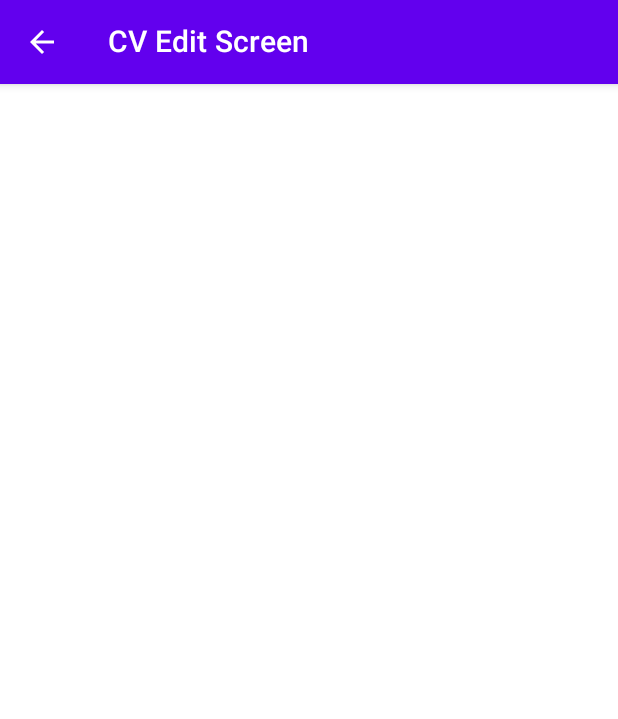
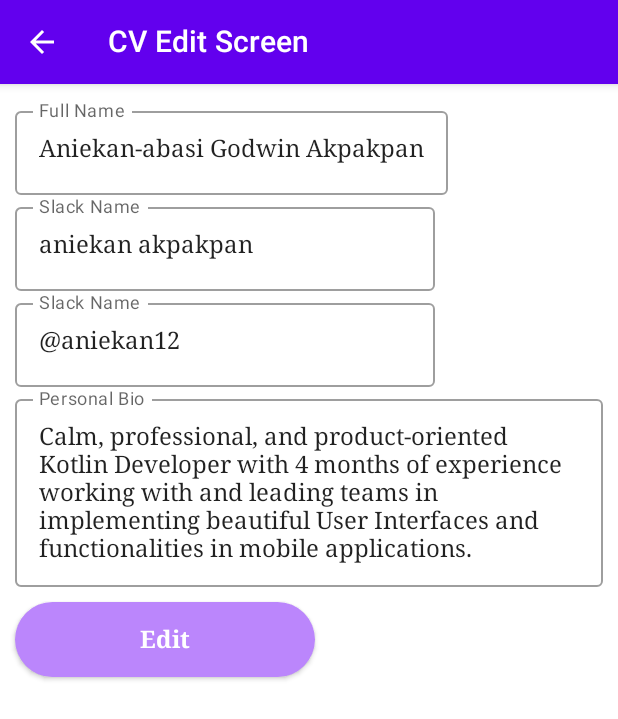
Before and after one commit to aniekan12/hng_stage_two_task, an Android app built with Jetpack Compose: the edit_screen screen opened through its navigation route, on a phone screen of 412 x 824 dp. Shown: the top 719 px of the screen. Run offline under Robolectric (Android 15) with nearby library versions, the phone set to English and light mode, and no system bars.

Commit message:
add edit screen

```diff
--- a/app/src/main/java/com/ani/hngsecondtask/navigation/Navigation.kt
+++ b/app/src/main/java/com/ani/hngsecondtask/navigation/Navigation.kt
@@ -1,22 +1,58 @@
 package com.ani.hngfirsttask.navigation
 
 import CVEditScreen
+import android.util.Log
 import androidx.compose.runtime.Composable
+import androidx.navigation.NavType
 import androidx.navigation.compose.NavHost
 import androidx.navigation.compose.composable
 import androidx.navigation.compose.rememberNavController
+import androidx.navigation.navArgument
 import com.ani.hngfirsttask.ui.CVHomeScreen
 
 @Composable
 fun Navigation() {
     val navController = rememberNavController()
 
-    NavHost(navController = navController, startDestination = Screen.HomeScreen.route) {
-        composable(route = Screen.HomeScreen.route){
+    NavHost(
+        navController = navController,
+        startDestination = Screen.HomeScreen.route,
+    ) {
+        composable(
+            route = Screen.HomeScreen.route,
+        ) {
             CVHomeScreen(navController = navController)
         }
-        composable(route = Screen.WebViewScreen.route){
-            CVEditScreen(navController = navController)
+        composable(
+            route = Screen.EditScreen.route,
+//            arguments = listOf(
+//                navArgument("fullName") {
+//                    type = NavType.StringType
+//                },
+//                navArgument("slackName") {
+//                    type = NavType.StringType
+//                },
+//                navArgument("gitName") {
+//                    type = NavType.StringType
+//                },
+//                navArgument("personalBio") {
+//                    type = NavType.StringType
+//                }
+//            )
+        ) {
+//            val fullName = it.arguments?.getString("fullName") ?: ""
+//            val slackName = it.arguments?.getString("slackName") ?: ""
+//            val gitName = it.arguments?.getString("gitName") ?: ""
+//            val personalBio = it.arguments?.getString("personalBio") ?: ""
+
+            CVEditScreen(
+//                fullName = fullName,
+//                slackName = slackName,
+//                gitHubName = gitName,
+//                personalBio = personalBio,
+                navController = navController
+            )
+            Log.d("navigation", "navigated")
         }
     }
 }
--- a/app/src/main/java/com/ani/hngsecondtask/navigation/Screen.kt
+++ b/app/src/main/java/com/ani/hngsecondtask/navigation/Screen.kt
@@ -4,5 +4,5 @@ import com.ani.hngfirsttask.navigation.routes.Routes
 
 sealed class Screen(val route: String) {
     object HomeScreen : Screen(route = Routes.homeScreenRoute)
-    object WebViewScreen : Screen(route = Routes.editScreenRoute)
+    object EditScreen : Screen(route = Routes.editScreenRoute)
 }
--- a/app/src/main/java/com/ani/hngsecondtask/ui/EditScreen.kt
+++ b/app/src/main/java/com/ani/hngsecondtask/ui/EditScreen.kt
@@ -3,36 +3,80 @@ import android.webkit.WebView
 import android.webkit.WebViewClient
 import androidx.compose.foundation.layout.*
 import androidx.compose.material.CircularProgressIndicator
+import androidx.compose.material.OutlinedTextField
 import androidx.compose.material.Scaffold
+import androidx.compose.material.Text
 import androidx.compose.runtime.Composable
 import androidx.compose.runtime.mutableStateOf
 import androidx.compose.runtime.remember
 import androidx.compose.ui.Alignment
 import androidx.compose.ui.Modifier
+import androidx.compose.ui.unit.dp
 import androidx.compose.ui.viewinterop.AndroidView
+import androidx.lifecycle.viewmodel.compose.viewModel
 import androidx.navigation.NavController
 import com.ani.hngfirsttask.composables.AppBar
+import com.ani.hngfirsttask.composables.AppButton
 import com.ani.hngsecondtask.R
+import com.ani.hngsecondtask.view_model.CVViewModel
 
 
 @Composable
-fun CVEditScreen(navController: NavController) {
-    val visibility = remember { mutableStateOf(false) }
+fun CVEditScreen(
+    navController: NavController
+) {
+    val viewModel = viewModel<CVViewModel>()
+
 
     Scaffold(
+        modifier = Modifier.fillMaxWidth(),
         topBar = {
             AppBar(text = R.string.cv_edit_screen, isAnotherScreen = true, onBackButtonPressed = {
                 navController.navigateUp()
             })
         },
     ) {
-        if (visibility.value) {
-            Column(
-                verticalArrangement = Arrangement.Center,
-                horizontalAlignment = Alignment.CenterHorizontally,
-            ) {
-            }
+        Column(
+            modifier = Modifier.padding(all = 10.dp)
+        ) {
+            OutlinedTextField(
+                label = {
+                    Text(text = "Full Name")
+                },
+                value = viewModel.firstNameAndLastName.value,
+                onValueChange = { text ->
+                    viewModel.firstNameAndLastName.value = text
+                })
+
+            OutlinedTextField(
+                label = {
+                    Text(text = "Slack Name")
+                },
+                value = viewModel.slackName.value,
+                onValueChange = { text ->
+                    viewModel.slackName.value = text
+                })
+
+            OutlinedTextField(
+                label = {
+                    Text(text = "Slack Name")
+                },
+                value = viewModel.githubUserName.value,
+                onValueChange = { text ->
+                    viewModel.githubUserName.value = text
+                })
+
+            OutlinedTextField(
+                label = {
+                    Text(text = "Personal Bio")
+                },
+                maxLines = 8,
+                value = viewModel.personalBio.value,
+                onValueChange = { text ->
+                    viewModel.personalBio.value = text
+                })
+
+            AppButton(onClick = { /*TODO*/ }, buttonText = R.string.edit, padding = 10)
         }
-
     }
 }
--- /dev/null
+++ b/app/src/main/java/com/ani/hngsecondtask/view_model/ViewModel.kt
@@ -0,0 +1,23 @@
+package com.ani.hngsecondtask.view_model
+
+import androidx.compose.runtime.getValue
+import androidx.compose.runtime.setValue
+
+import androidx.compose.runtime.mutableStateOf
+import androidx.compose.runtime.remember
+import androidx.lifecycle.ViewModel
+
+class CVViewModel : ViewModel() {
+    var firstNameAndLastName =
+        mutableStateOf("Aniekan-abasi Godwin Akpakpan")
+
+    var slackName = mutableStateOf("aniekan akpakpan")
+
+    var githubUserName = mutableStateOf("@aniekan12")
+
+    var personalBio = mutableStateOf(
+        "" +
+                "Calm, professional, and product-oriented Kotlin Developer with 4 months of experience working with and leading teams in implementing beautiful User Interfaces and functionalities in mobile applications."
+    )
+
+}
--- a/app/src/main/res/values/strings.xml
+++ b/app/src/main/res/values/strings.xml
@@ -5,5 +5,6 @@
     <string name="slack_name">Aniekan-abasi Godwin Akpakpan</string>
     <string name="slack_username"> aniekan akpakpan</string>
     <string name="username">Slack Username: </string>
+    <string name="edit">Edit </string>
     <string name="personal_bio">Personal Bio</string>
 </resources>
```
Also changed, not shown: app/src/main/java/com/ani/hngsecondtask/composables/TextComposables.kt (+14 -8 lines), app/src/main/java/com/ani/hngsecondtask/ui/HomeScreen.kt (+57 -39 lines).
